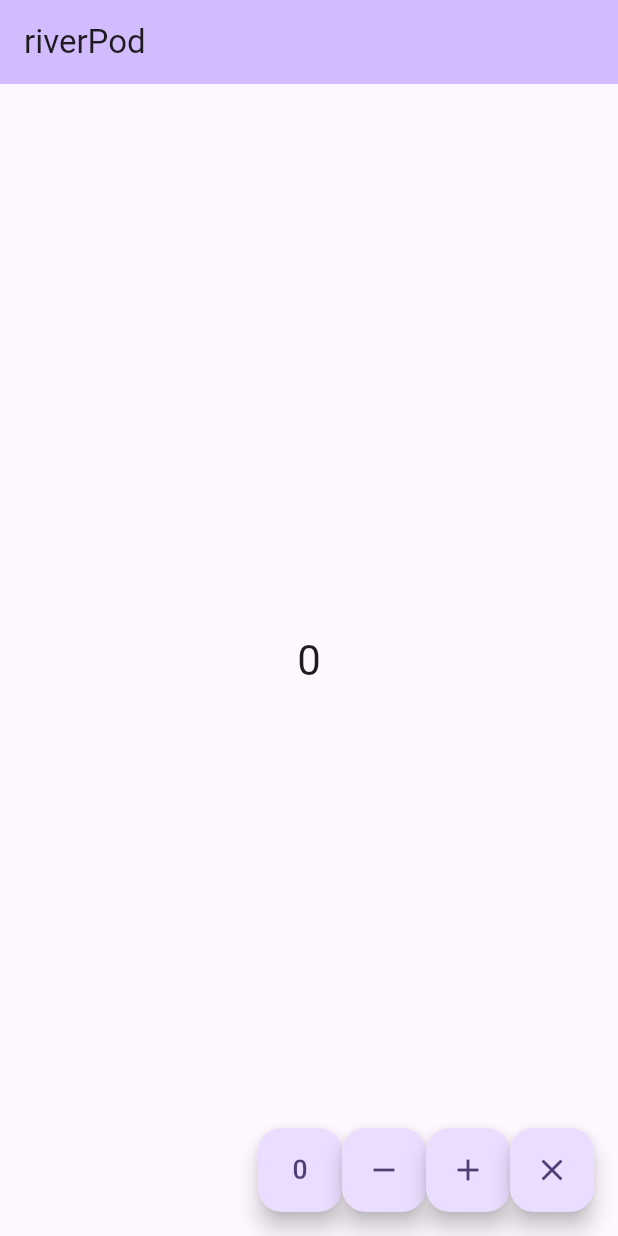
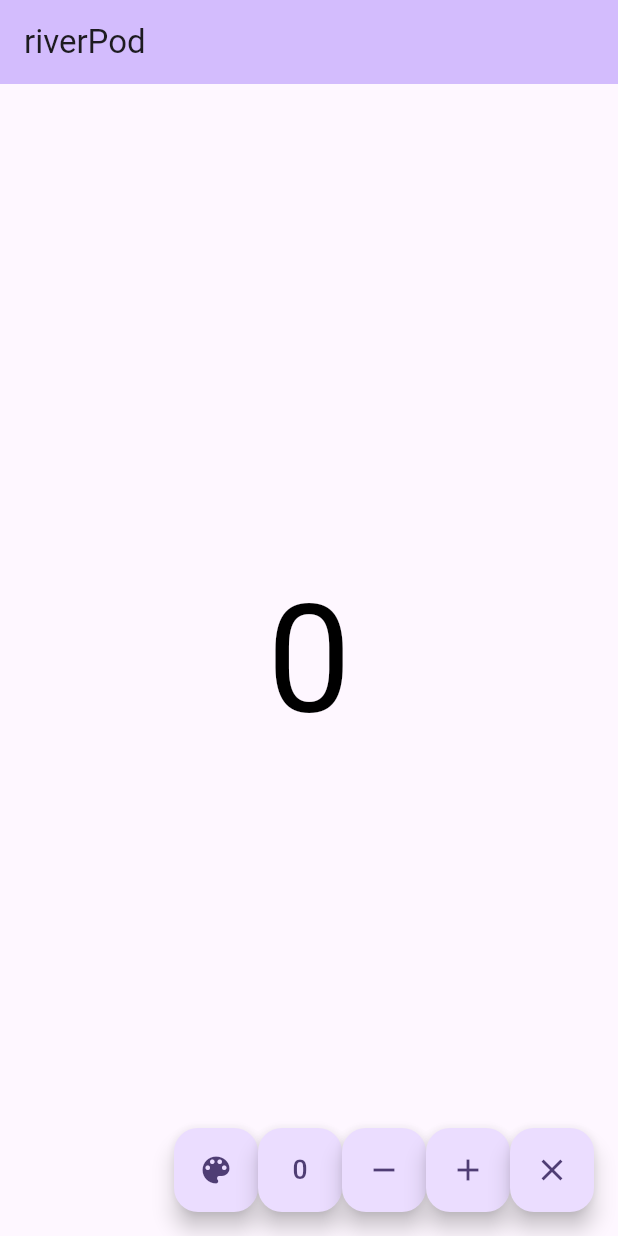
Before and after one commit to naoyamatsunaga/riverpod_counter, a Flutter app: the screen it shows after launch, on a phone screen of 412 x 824 dp. Run offline on Flutter 3.47's test engine with Material 3 defaults, Android fonts, the phone set to English and light mode, and no system bars; our stand-ins replace flutter_riverpod, riverpod_annotation; generated files the repository leaves out were written again.

```diff
--- a/lib/main.dart
+++ b/lib/main.dart
@@ -1,6 +1,7 @@
 import 'package:flutter/material.dart';
 import 'package:flutter_riverpod/flutter_riverpod.dart';
 import 'package:riverpod_counter/counter.dart';
+import 'package:riverpod_counter/random_color.dart';
 
 void main() {
   runApp(const ProviderScope(child: MyApp()));
@@ -27,6 +28,7 @@ class MyHomePage extends ConsumerWidget {
   Widget build(BuildContext context, WidgetRef ref) {
     //watch:変更のたび発火される
     final int counter = ref.watch(counterProvider);
+    final Color color = ref.watch(randomColorProvider);
 
     return Scaffold(
       appBar: AppBar(
@@ -39,7 +41,10 @@ class MyHomePage extends ConsumerWidget {
           children: <Widget>[
             Text(
               '$counter',
-              style: Theme.of(context).textTheme.headlineMedium,
+              style: TextStyle(
+                color: color,
+                fontSize: 100,
+              ),
             ),
           ],
         ),
@@ -47,6 +52,15 @@ class MyHomePage extends ConsumerWidget {
       floatingActionButton: Row(
         mainAxisAlignment: MainAxisAlignment.end,
         children: [
+          FloatingActionButton(
+            //onPressed: _incrementCounter,
+            onPressed: () {
+              // read:1回しか呼ばれない
+              // notifier:counter.dartの中身全体のイメージ
+              ref.read(randomColorProvider.notifier).randomColor();
+            },
+            child: const Icon(Icons.color_lens),
+          ),
           FloatingActionButton(
             //onPressed: _incrementCounter,
             onPressed: () {
```
Also changed, not shown: lib/random_color.dart (added, +25 -0 lines), lib/random_color.g.dart.
